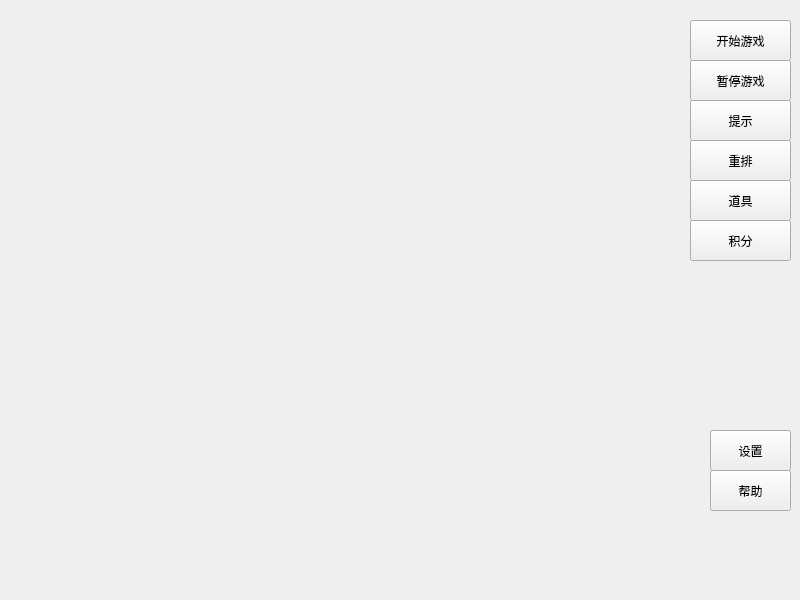
Above: levelmodewindow.ui from Forrest0503/Lianliankan before the change. Below: the same form after it.
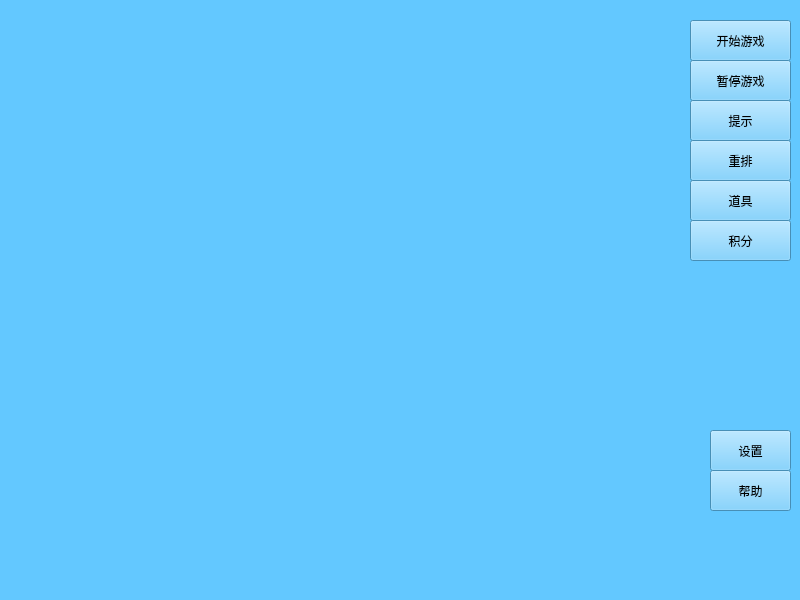
That is the form after the change.

```diff
--- a/levelmodewindow.ui
+++ b/levelmodewindow.ui
@@ -13,6 +13,9 @@
   <property name="windowTitle">
    <string>MainWindow</string>
   </property>
+  <property name="styleSheet">
+   <string notr="true">background-color: rgb(99, 200, 255);</string>
+  </property>
   <widget class="QWidget" name="centralwidget">
    <widget class="QWidget" name="picWidget" native="true">
     <property name="geometry">
@@ -33,6 +36,9 @@
       <height>41</height>
      </rect>
     </property>
+    <property name="styleSheet">
+     <string notr="true">background-color: rgb(99, 200, 255);</string>
+    </property>
     <property name="text">
      <string>开始游戏</string>
     </property>
```
